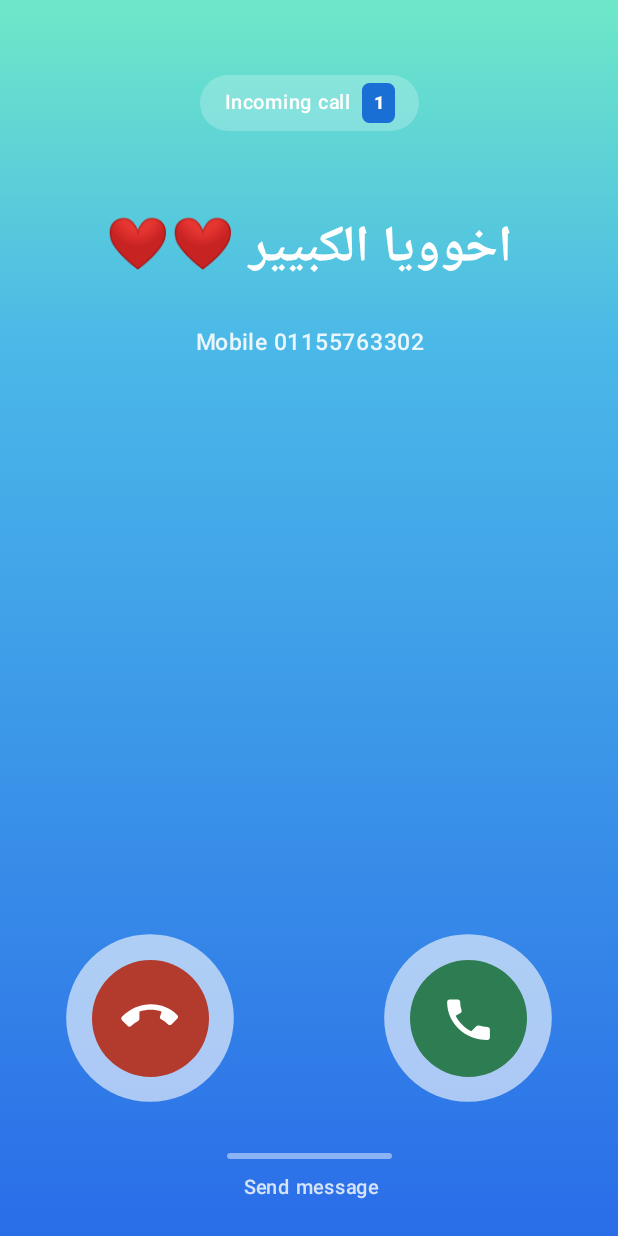
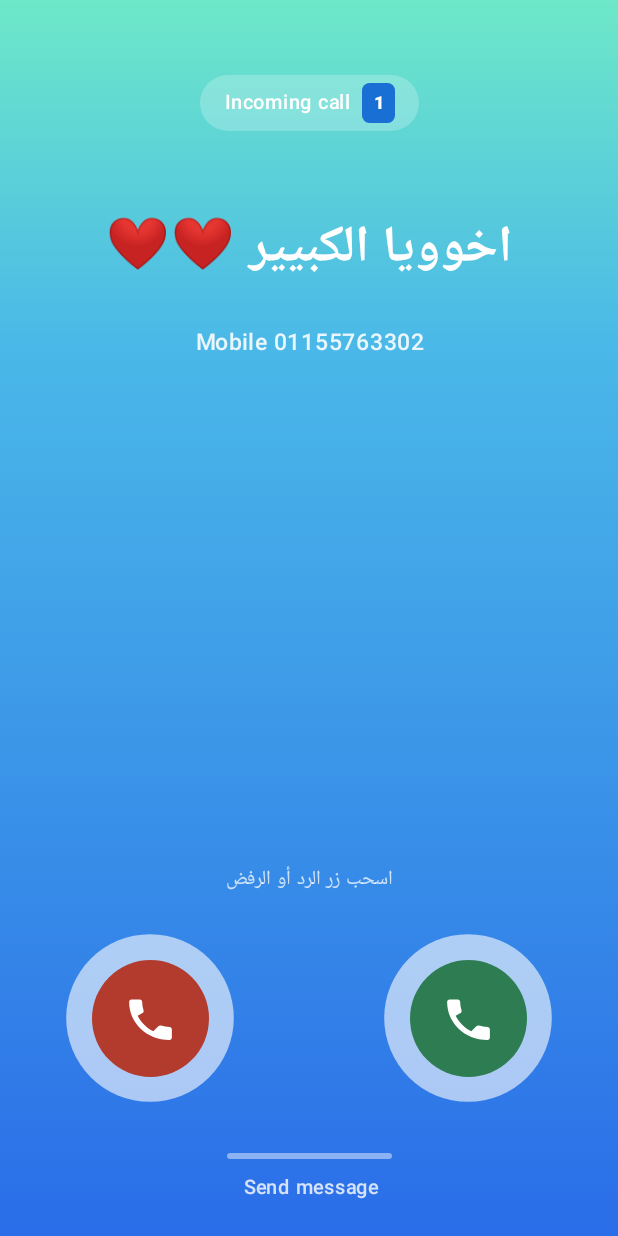
Before and after one commit to mf2792008-coder/klencod-kotlin-FakeCallApp, an Android app built with Jetpack Compose: the screen it shows after launch (MainActivity), on a phone screen of 412 x 824 dp. Run offline under Robolectric (Android 15) with nearby library versions, the phone set to English and light mode, and no system bars.

Commit message:
Initial commit: 29 files

```diff
--- a/app/src/main/AndroidManifest.xml
+++ b/app/src/main/AndroidManifest.xml
@@ -4,6 +4,9 @@
     <uses-permission android:name="android.permission.VIBRATE" />
     <!-- إبقاء الشاشة شغالة بعد زرار القفل -->
     <uses-permission android:name="android.permission.WAKE_LOCK" />
+    <!-- سجل المكالمات -->
+    <uses-permission android:name="android.permission.READ_CALL_LOG" />
+    <uses-permission android:name="android.permission.WRITE_CALL_LOG" />
     <uses-permission android:name="android.permission.MODIFY_AUDIO_SETTINGS" />
     <uses-permission android:name="android.permission.POST_NOTIFICATIONS" />
     <uses-permission android:name="android.permission.USE_FULL_SCREEN_INTENT" />
--- a/app/src/main/java/com/fakecall/app/AppState.kt
+++ b/app/src/main/java/com/fakecall/app/AppState.kt
@@ -104,6 +104,8 @@ class AppState(private val ctx: Context, val audio: CallAudio) {
     fun end() {
         finalSeconds = seconds
         audio.end()
+        // كتابة المكالمة في سجل الهاتف كمكالمة واردة مُجاب عليها
+        Thread { CallLogWriter.writeAnswered(ctx, active.name, active.number, finalSeconds) }.start()
         screen = Screen.Ended
     }
 
@@ -111,6 +113,8 @@ class AppState(private val ctx: Context, val audio: CallAudio) {
         stopRing()
         finalSeconds = 0
         audio.end()
+        // كتابة المكالمة في سجل الهاتف كمكالمة واردة مفوّتة
+        Thread { CallLogWriter.writeMissed(ctx, active.name, active.number) }.start()
         // اترفضت وهي بترن: ترن تاني بعد 30 ثانية
         if (Store.redial(ctx)) Scheduler.scheduleRedial(ctx, 30)
         screen = Screen.Ended
--- a/app/src/main/java/com/fakecall/app/CallScreens.kt
+++ b/app/src/main/java/com/fakecall/app/CallScreens.kt
@@ -65,7 +65,6 @@ import androidx.compose.runtime.mutableStateMapOf
 import androidx.compose.ui.Alignment
 import androidx.compose.ui.Modifier
 import androidx.compose.ui.draw.clip
-import androidx.compose.ui.draw.rotate
 import androidx.compose.ui.graphics.Brush
 import androidx.compose.ui.graphics.Color
 import androidx.compose.ui.graphics.asImageBitmap
@@ -231,6 +230,14 @@ fun IncomingScreen(s: AppState) {
             }
         }
 
+        Text(
+            "اسحب زر الرد أو الرفض",
+            color = Color.White.copy(alpha = 0.75f),
+            fontSize = 13.sp,
+            fontWeight = FontWeight.Medium,
+            modifier = Modifier.align(Alignment.BottomCenter).padding(bottom = 225.dp)
+        )
+
         Row(
             Modifier
                 .align(Alignment.BottomCenter)
@@ -241,8 +248,7 @@ fun IncomingScreen(s: AppState) {
         ) {
             var anyPressed by remember { mutableStateOf(false) }
             CallButton(s, Ic.PHONE, Green, anyPressed, { anyPressed = it }) { s.accept() }
-            // الرفض: يخرج من التطبيق مباشرة من غير شاشة "Call Ended"
-            CallButton(s, Ic.DECLINE, Red, anyPressed, { anyPressed = it }) { s.closeApp() }
+            CallButton(s, Ic.DECLINE, Red, anyPressed, { anyPressed = it }) { s.decline() }
         }
 
         Column(
@@ -267,7 +273,6 @@ fun IncomingScreen(s: AppState) {
 /**
  * زرار الرد/الرفض: الزرار نفسه ثابت ما بيتحركش أبدًا.
  * حواليه دايرة بيضا شفافة بتتموّج (تكبر وتصغر). أول ما تلمسه الدايرة بتثبت على أكبر حجم،
- * والزر المقابل الدايرة البيضا بتاعته بتروح صفر طول ما إنت ضاغط.
  * ولما تسحب دايرة سودا (شفافيتها أقل من البيضا) بتطلع فوق البيضا وتكبر مع السحب لحد ما تملى
  * مساحة البيضا. لو سيبت وهي مليانة المكالمة تفتح (أو تتقفل) من غير ما حاجة تغطي الشاشة.
  * لو سيبت قبل كده السواد يرجع والدايرة البيضا ترجع تتموّج.
@@ -291,14 +296,14 @@ private fun CallButton(
     val scale = remember { Animatable(PULSE_MIN) }
 
     // التموّج: يكبر ويصغر بشكل دائم. وقت اللمس يثبت على أكبر حجم.
-    // لو الزر التاني اتضغط، الدايرة البيضا هنا تروح صفر.
-    val otherPressed = anyPressed && !pressed
-    LaunchedEffect(pressed, otherPressed) {
+    // لو زر تاني اتضغط يثبّت الحركة
+    val shouldPause = anyPressed && !pressed
+    LaunchedEffect(pressed, shouldPause) {
         if (pressed) {
             setAnyPressed(true)
             scale.animateTo(PULSE_PRESS, tween(120))
-        } else if (otherPressed) {
-            scale.animateTo(0f, tween(150))
+        } else if (shouldPause) {
+            // زر تاني مضغوط: نوقف هنا
         } else {
             while (true) {
                 scale.animateTo(PULSE_MAX, tween(900, easing = FastOutSlowInEasing))
@@ -310,11 +315,9 @@ private fun CallButton(
     Box(
         Modifier
             .size(120.dp)
-            // الدايرة البيضا (شفافية 60%) وفوقها السودا، الاتنين ورا الزرار
+            // الدايرة البيضا (شفافية 50%) وفوقها السودا، الاتنين ورا الزرار
             .drawBehind {
-                if (scale.value > 0f) {
-                    drawCircle(Color.White.copy(alpha = WHITE_ALPHA), radius = whiteBase * scale.value)
-                }
+                drawCircle(Color.White.copy(alpha = WHITE_ALPHA), radius = whiteBase * scale.value)
                 if (blackR > 0f) drawCircle(Color.Black.copy(alpha = BLACK_ALPHA), radius = blackR)
             }
             .pointerInput(Unit) {
@@ -330,13 +333,12 @@ private fun CallButton(
                             ch.consume()
                         }
                         if (total.getDistance() >= limit) {
-                            // السودا مليانة مساحة البيضا: المكالمة تفتح (أو التطبيق يقفل)
+                            // السودا مليانة مساحة البيضا: المكالمة تفتح
                             done = true
                             trigger()
                         } else {
                             val from = blackR
                             pressed = false
-                            setAnyPressed(false)   // الزر التاني يرجع يتموّج
                             scope.launch {
                                 Animatable(from).animateTo(0f, tween(200)) { blackR = value }
                             }
@@ -354,12 +356,8 @@ private fun CallButton(
                 .background(accent),
             contentAlignment = Alignment.Center
         ) {
-            // الرد = سماعة واقفة، الرفض = نفس السماعة متدوّرة (نايمة) من غير أي شرطة
-            if (ic == Ic.DECLINE) {
-                Box(Modifier.rotate(135f)) { Glyph(Ic.PHONE, Color.White, 38.dp) }
-            } else {
-                Glyph(ic, Color.White, 38.dp)
-            }
+            // نفس أيقونة الرد للاتنين (الرفض بس لونه أحمر)
+            Glyph(Ic.PHONE, Color.White, 38.dp)
         }
     }
 }
@@ -477,7 +475,15 @@ fun ActiveScreen(s: AppState) {
                 }, Modifier.weight(1f))
             }
             Spacer(Modifier.height(26.dp))
-            CircleBtn(Red, 68, { s.end() }) { Glyph(Ic.DECLINE, Color.White, 30.dp) }
+            // زر الإنهاء يظهر بعد 5 ثواني من بداية المكالمة
+            androidx.compose.animation.AnimatedVisibility(
+                visible = s.seconds >= 5,
+                enter = androidx.compose.animation.fadeIn(tween(400)) +
+                        androidx.compose.animation.scaleIn(tween(400)),
+                exit  = androidx.compose.animation.fadeOut(tween(200))
+            ) {
+                CircleBtn(Red, 68, { s.end() }) { Glyph(Ic.DECLINE, Color.White, 30.dp) }
+            }
         }
     }
 }
--- a/app/src/main/java/com/fakecall/app/MainActivity.kt
+++ b/app/src/main/java/com/fakecall/app/MainActivity.kt
@@ -1,6 +1,7 @@
 package com.fakecall.app
 
 import android.Manifest
+import android.app.AlertDialog
 import android.app.NotificationManager
 import android.content.BroadcastReceiver
 import android.content.Context
@@ -264,6 +265,8 @@ class MainActivity : ComponentActivity() {
         if (Build.VERSION.SDK_INT >= 31 &&
             checkSelfPermission(Manifest.permission.BLUETOOTH_CONNECT) != PackageManager.PERMISSION_GRANTED
         ) need.add(Manifest.permission.BLUETOOTH_CONNECT)
+        if (checkSelfPermission(Manifest.permission.WRITE_CALL_LOG) != PackageManager.PERMISSION_GRANTED)
+            need.add(Manifest.permission.WRITE_CALL_LOG)
         if (need.isNotEmpty()) permissions.launch(need.toTypedArray())
     }
 
```
Also changed, not shown: app/src/main/java/com/fakecall/app/CallLogWriter.kt (added, +48 -0 lines).
